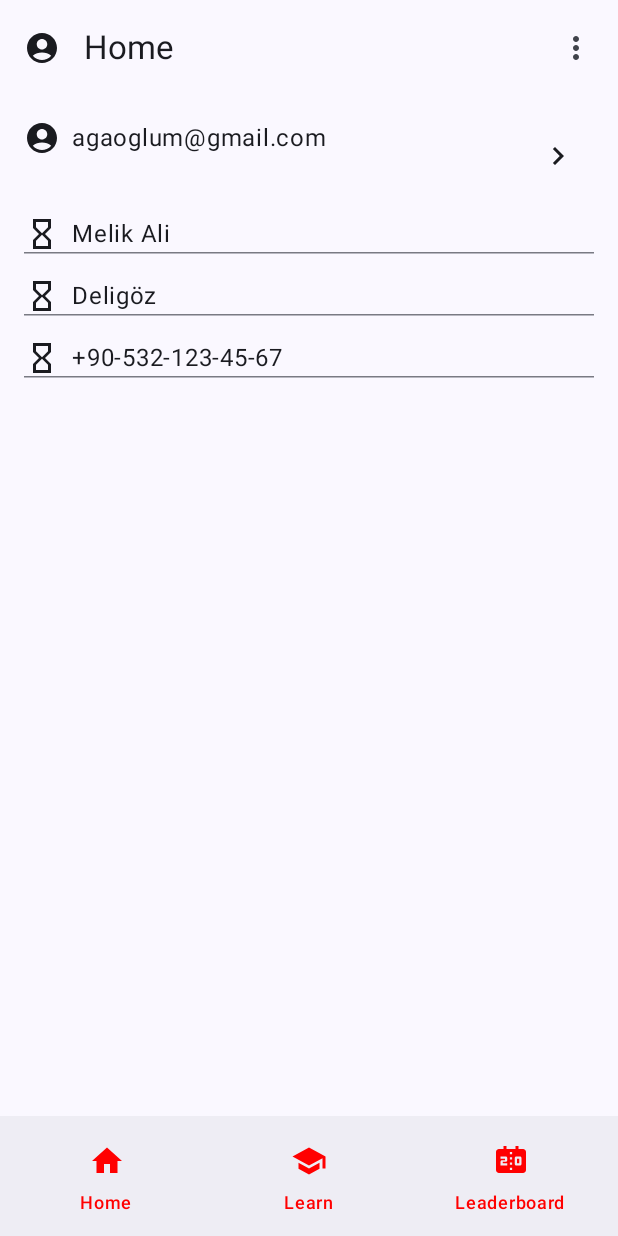
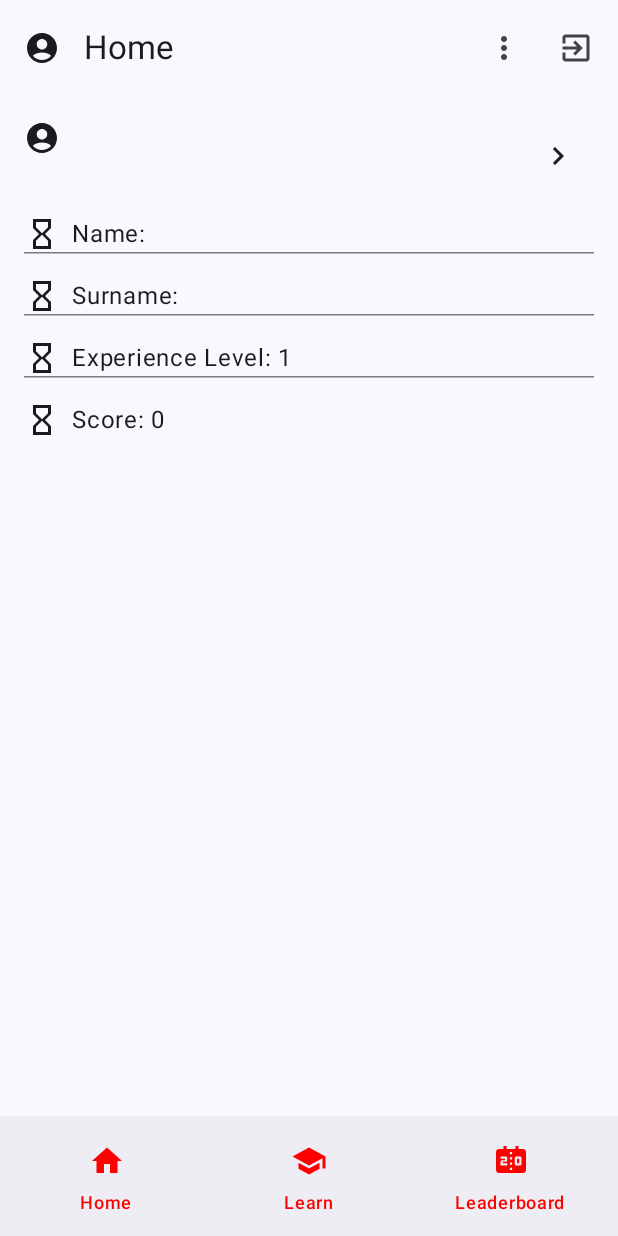
Before and after one commit to ahmetabdullahgultekin/SoftEdu, an Android app built with Jetpack Compose: the account screen opened through its navigation route, on a phone screen of 412 x 824 dp. Run offline under Robolectric (Android 15) with nearby library versions, the phone set to English and light mode, and no system bars; our stand-ins replace Firebase (no records; nobody signed in at launch, a user with empty details on screens opened directly).

Commit message:
- Signup completed - Logout added

```diff
--- a/app/build.gradle.kts
+++ b/app/build.gradle.kts
@@ -58,8 +58,6 @@ dependencies {
     // Import the Firebase BoM
     implementation(platform("com.google.firebase:firebase-bom:33.0.0"))
 
-
-    // TODO: Add the dependencies for Firebase products you want to use
     // When using the BoM, don't specify versions in Firebase dependencies
     implementation("com.google.firebase:firebase-analytics")
 
--- a/app/src/main/java/com/gultekinahmetabdullah/softedu/MainView.kt
+++ b/app/src/main/java/com/gultekinahmetabdullah/softedu/MainView.kt
@@ -16,7 +16,9 @@ import androidx.compose.foundation.lazy.LazyColumn
 import androidx.compose.foundation.lazy.items
 import androidx.compose.foundation.shape.RoundedCornerShape
 import androidx.compose.material.icons.Icons
+import androidx.compose.material.icons.automirrored.filled.ExitToApp
 import androidx.compose.material.icons.filled.AccountCircle
+import androidx.compose.material.icons.filled.ExitToApp
 import androidx.compose.material.icons.filled.MoreVert
 import androidx.compose.material3.BottomAppBar
 import androidx.compose.material3.ExperimentalMaterial3Api
@@ -47,6 +49,8 @@ import androidx.navigation.NavController
 import androidx.navigation.compose.currentBackStackEntryAsState
 import androidx.navigation.compose.rememberNavController
 import com.google.firebase.auth.FirebaseAuth
+import com.google.firebase.auth.ktx.auth
+import com.google.firebase.ktx.Firebase
 import com.gultekinahmetabdullah.softedu.drawer.AccountDialog
 import com.gultekinahmetabdullah.softedu.theme.md_theme_dark_onSecondaryContainer
 import com.gultekinahmetabdullah.softedu.util.Screen
@@ -59,14 +63,13 @@ import kotlinx.coroutines.launch
 @OptIn(ExperimentalMaterial3Api::class)
 @Composable
 fun MainView() {
-    // TODO logout button
 
     //val scaffoldState = rememberState
     val scope: CoroutineScope = rememberCoroutineScope()
     val viewModel: MainViewModel = viewModel()
     val isSheetFullScreen by remember { mutableStateOf(false) }
+    val auth: FirebaseAuth = Firebase.auth
 
-    val modifier = if (isSheetFullScreen) Modifier.fillMaxSize() else Modifier.fillMaxWidth()
 
     // Allow us to find out on which "View" we current are
     val controller: NavController = rememberNavController()
@@ -151,7 +154,17 @@ fun MainView() {
                     ) {
                         Icon(imageVector = Icons.Default.MoreVert, contentDescription = null)
                     }
+                    IconButton(
+                        onClick = {
+                            auth.signOut()
+                            // Navigate back to login screen after signing out
+                            controller.navigate(Screen.LoginScreen.Login.lRoute)
+                        }
+                    ) {
+                        Icon(imageVector = Icons.AutoMirrored.Filled.ExitToApp, contentDescription = null)
+                    }
                 },
+
                 navigationIcon = {
                     IconButton(onClick = {
                         // Open the drawer
--- a/app/src/main/java/com/gultekinahmetabdullah/softedu/Navigation.kt
+++ b/app/src/main/java/com/gultekinahmetabdullah/softedu/Navigation.kt
@@ -20,6 +20,7 @@ import com.gultekinahmetabdullah.softedu.leaderboard.Leaderboard
 import com.gultekinahmetabdullah.softedu.learning.Learn
 import com.gultekinahmetabdullah.softedu.settings.SettingsScreen
 import com.gultekinahmetabdullah.softedu.signinsignup.LoginScreen
+import com.gultekinahmetabdullah.softedu.signinsignup.UserInfoScreen
 import com.gultekinahmetabdullah.softedu.util.Screen
 
 
@@ -60,7 +61,7 @@ fun Navigation(pd: PaddingValues, navController: NavController) {
         }
 
         composable(Screen.AccountDrawerScreen.Account.route) {
-            AccountView()
+            AccountView(auth)
         }
 
         composable(Screen.AccountDrawerScreen.Subscription.route) {
@@ -78,6 +79,9 @@ fun Navigation(pd: PaddingValues, navController: NavController) {
         composable(Screen.SettingsDrawerScreen.About.route) {
             AboutScreen()
         }
+        composable(Screen.LoginScreen.UserInfo.route) {
+            UserInfoScreen(navController)
+        }
 
         composable(Screen.ResultScreen.Result.rRoute + ",{correctAnswered}" + ",{totalQuestions}") {backStackEntry ->
             val correctAnswered = backStackEntry.arguments?.getString("correctAnswered")?.toIntOrNull() ?: 0
--- a/app/src/main/java/com/gultekinahmetabdullah/softedu/drawer/AccountView.kt
+++ b/app/src/main/java/com/gultekinahmetabdullah/softedu/drawer/AccountView.kt
@@ -14,36 +14,80 @@ import androidx.compose.material3.Icon
 import androidx.compose.material3.IconButton
 import androidx.compose.material3.Text
 import androidx.compose.runtime.Composable
+import androidx.compose.runtime.LaunchedEffect
+import androidx.compose.runtime.getValue
+import androidx.compose.runtime.mutableIntStateOf
+import androidx.compose.runtime.mutableStateOf
+import androidx.compose.runtime.remember
+import androidx.compose.runtime.setValue
 import androidx.compose.ui.Modifier
+import androidx.compose.ui.platform.LocalContext
 import androidx.compose.ui.res.painterResource
 import androidx.compose.ui.tooling.preview.Preview
 import androidx.compose.ui.unit.dp
+import com.google.firebase.auth.FirebaseAuth
+import com.google.firebase.firestore.ktx.firestore
+import com.google.firebase.ktx.Firebase
+import com.gultekinahmetabdullah.softedu.leaderboard.User
 import com.gultekinahmetabdullah.softedu.theme.SoftEduTheme
 
 @Composable
-fun AccountView(){
+fun AccountView(auth: FirebaseAuth) {
+    val db = Firebase.firestore
+    val userId = auth.currentUser?.uid
+    var user by remember { mutableStateOf(User("", "", "", 0)) }
+    var users by remember { mutableStateOf(listOf<User>()) }
+    var rank by remember { mutableIntStateOf(0) }
+    val email = auth.currentUser?.email.toString()
+
+    LaunchedEffect(key1 = userId) {
+        userId?.let { it ->
+            db.collection("users")
+                    .get()
+                    .addOnSuccessListener { result ->
+                        users = result.documents.mapNotNull { it.toObject(User::class.java) }
+                        users = users.sortedByDescending { it.score }
+                    }
+
+            db.collection("users")
+                    .document(it)
+                    .get()
+                    .addOnSuccessListener { document ->
+                        if (document != null) {
+                            val name = document.getString("name") ?: ""
+                            val surname = document.getString("surname") ?: ""
+                            val score = document.getLong("score")?.toInt() ?: 0
+                            val experienceLevel = document.getLong("experienceLevel")?.toInt() ?: 1
+                            user = User(document.id, name, surname, score)
+                            rank = users.indexOfFirst { it.name == user.name && it.surname == user.surname } + 1
+                        }
+                    }
+        }
+    }
+
+
     Column(
         modifier = Modifier
                 .fillMaxSize()
                 .padding(16.dp)
     ) {
-        Row (
+        Row(
             modifier = Modifier.fillMaxWidth(),
             horizontalArrangement = Arrangement.SpaceBetween
-        ){
-            Row(){
-                Icon(imageVector= Icons.Filled.AccountCircle,
+        ) {
+            Row() {
+                Icon(imageVector = Icons.Filled.AccountCircle,
                      contentDescription = "Account",
                      modifier = Modifier.padding(end = 8.dp)
                 )
                 Column {
-                    Text("agaoglum@gmail.com")
+                    Text(email)
                 }
             }
             IconButton(onClick = {
-                //TODO : Logout
+                //TODO : Something can be made
 
-            }){
+            }) {
                 Icon(imageVector = Icons.AutoMirrored.Filled.KeyboardArrowRight,
                      contentDescription = null)
             }
@@ -57,7 +101,7 @@ fun AccountView(){
                 contentDescription = "User Information Here",
                 modifier = Modifier.padding(end = 8.dp)
             )
-            Text(text = "Melik Ali")
+            Text(text = "Name: " + user.name)
         }
         HorizontalDivider()
 
@@ -69,7 +113,7 @@ fun AccountView(){
                 contentDescription = "User Information Here",
                 modifier = Modifier.padding(end = 8.dp)
             )
-            Text(text = "Deligöz")
+            Text(text = "Surname: " + user.surname)
         }
         HorizontalDivider()
 
@@ -81,15 +125,18 @@ fun AccountView(){
                 contentDescription = "User Information Here",
                 modifier = Modifier.padding(end = 8.dp)
             )
-            Text(text = "+90-532-123-45-67")
+            Text(text = "Experience Level: " + user.experienceLevel.toString())
         }
         HorizontalDivider()
+        Row(modifier = Modifier.padding(top = 16.dp)) {
+            Icon(
+                painter = painterResource(
+                    id = com.gultekinahmetabdullah.softedu.R.drawable.ic_temporary
+                ),
+                contentDescription = "User Information Here",
+                modifier = Modifier.padding(end = 8.dp)
+            )
+            Text(text = "Score: " + user.score.toString())
         }
     }
-@Preview(name = "Welcome Account", showBackground = true)
-@Composable
-fun AccountViewScreenPreview() {
-    SoftEduTheme {
-        AccountView()
 }
-}
--- a/app/src/main/java/com/gultekinahmetabdullah/softedu/leaderboard/User.kt
+++ b/app/src/main/java/com/gultekinahmetabdullah/softedu/leaderboard/User.kt
@@ -4,5 +4,6 @@ data class User(
     var id: String = "",
     val name: String = "",
     val surname: String = "",
-    val score: Int = 0
+    val score: Int = 0,
+    val experienceLevel: Int = 1
 )
--- a/app/src/main/java/com/gultekinahmetabdullah/softedu/learning/ResultScreen.kt
+++ b/app/src/main/java/com/gultekinahmetabdullah/softedu/learning/ResultScreen.kt
@@ -23,6 +23,7 @@ import com.google.firebase.auth.FirebaseAuth
 import com.google.firebase.auth.ktx.auth
 import com.google.firebase.firestore.FirebaseFirestore
 import com.google.firebase.ktx.Firebase
+import com.gultekinahmetabdullah.softedu.util.Screen
 
 @Composable
 fun ResultScreen(navController: NavController, correctAnswered: Int, totalQuestions: Int) {
@@ -43,7 +44,7 @@ fun ResultScreen(navController: NavController, correctAnswered: Int, totalQuesti
 
         Button(onClick = {
             Toast.makeText(context, "Navigating to home", Toast.LENGTH_SHORT).show()
-            navController.navigate("home")
+            navController.navigate(Screen.BottomScreen.Home.route)
         }) {
             Text("Continue")
         }
--- a/app/src/main/java/com/gultekinahmetabdullah/softedu/signinsignup/LoginActivity.kt
+++ b/app/src/main/java/com/gultekinahmetabdullah/softedu/signinsignup/LoginActivity.kt
@@ -42,6 +42,7 @@ import com.google.firebase.firestore.ktx.firestore
 import com.google.firebase.ktx.Firebase
 import com.gultekinahmetabdullah.softedu.database.updateAnsweredQuestions
 import com.gultekinahmetabdullah.softedu.leaderboard.User
+import com.gultekinahmetabdullah.softedu.util.Screen
 import java.util.UUID
 
 @Composable
@@ -118,7 +119,7 @@ private fun saveProfileInfo(name: String,
                 .set(user) // Use set instead of add
                 .addOnSuccessListener {
                     Toast.makeText(context, "Profile information saved!", Toast.LENGTH_SHORT).show()
-                    navController.navigate("main") // Navigate to "main" screen
+                    navController.navigate(Screen.BottomScreen.Home.bRoute)
                 }
                 .addOnFailureListener { e ->
                     Toast.makeText(context, "Error saving profile information.", Toast.LENGTH_SHORT).show()
@@ -236,7 +237,7 @@ fun MultipleChoiceQuestionScreen(navController: NavController) {
             Button(onClick = {
                 fetchQuestion()
                 if (questionCounter >= 10) {
-                    navController.navigate("main")
+                    navController.navigate(Screen.BottomScreen.Home.bRoute)
                 }
             }) {
                 Text("Continue")
--- a/app/src/main/java/com/gultekinahmetabdullah/softedu/signinsignup/LoginScreen.kt
+++ b/app/src/main/java/com/gultekinahmetabdullah/softedu/signinsignup/LoginScreen.kt
@@ -30,7 +30,6 @@ import com.gultekinahmetabdullah.softedu.util.Screen
 
 @Composable
 fun LoginScreen(auth: FirebaseAuth, navController: NavHostController) {
-    //TODO Signup Level add determination test
     val context = LocalContext.current
     //val auth: FirebaseAuth = Firebase.auth
 
@@ -94,7 +93,7 @@ fun LoginScreen(auth: FirebaseAuth, navController: NavHostController) {
                         if (task.isSuccessful) {
                             Toast.makeText(context, "Sign up successful!", Toast.LENGTH_SHORT).show()
                             // Navigate to "main" screen
-                            navController.navigate(Screen.BottomScreen.Home.bRoute)
+                            navController.navigate(Screen.LoginScreen.UserInfo.route)
                         } else {
                             Toast.makeText(
                                 context, "Sign up failed.", Toast.LENGTH_SHORT).show()
--- a/app/src/main/java/com/gultekinahmetabdullah/softedu/signinsignup/UserInfoScreen.kt
+++ b/app/src/main/java/com/gultekinahmetabdullah/softedu/signinsignup/UserInfoScreen.kt
@@ -29,6 +29,7 @@ import com.google.firebase.auth.ktx.auth
 import com.google.firebase.firestore.FirebaseFirestore
 import com.google.firebase.firestore.ktx.firestore
 import com.google.firebase.ktx.Firebase
+import com.gultekinahmetabdullah.softedu.util.Screen
 
 @Composable
 fun UserInfoScreen(navController: NavController) {
@@ -66,7 +67,7 @@ fun UserInfoScreen(navController: NavController) {
         Button(onClick = {
             // Navigate to the test screen
             if (saveProfileInfo(name, surname, db, context)) {
-                navController.navigate("test")
+                navController.navigate(Screen.BottomScreen.Learn.route)
             }
         }) {
             Text("Continue")
--- a/app/src/main/java/com/gultekinahmetabdullah/softedu/util/Screen.kt
+++ b/app/src/main/java/com/gultekinahmetabdullah/softedu/util/Screen.kt
@@ -10,6 +10,9 @@ sealed class Screen(val title: String, val route: String) {
         @DrawableRes val icon: Int) : Screen(lTitle, lRoute){
             data object Login : LoginScreen(
                 "Login", "login", R.drawable.baseline_login_24
+            )
+            data object UserInfo : LoginScreen(
+                "UserInfo", "userInfo", R.drawable.baseline_login_24
             )
     }
 
--- /dev/null
+++ b/app/src/main/res/drawable/baseline_exit_to_app_24.xml
@@ -0,0 +1,5 @@
+<vector xmlns:android="http://schemas.android.com/apk/res/android" android:autoMirrored="true" android:height="24dp" android:tint="#000000" android:viewportHeight="24" android:viewportWidth="24" android:width="24dp">
+
+    <path android:fillColor="@android:color/white" android:pathData="M10.09,15.59L11.5,17l5,-5 -5,-5 -1.41,1.41L12.67,11H3v2h9.67l-2.58,2.59zM19,3H5c-1.11,0 -2,0.9 -2,2v4h2V5h14v14H5v-4H3v4c0,1.1 0.89,2 2,2h14c1.1,0 2,-0.9 2,-2V5c0,-1.1 -0.9,-2 -2,-2z"/>
+
+</vector>
```
Lines whose indentation alone changed are shown as unchanged.
